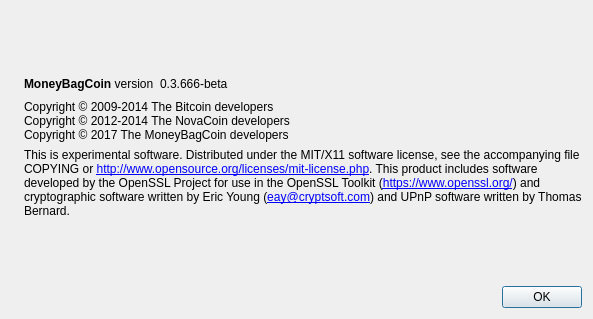
The window that src/qt/forms/aboutdialog.ui (MoneyBagCoin/MoneyBagCoin) describes before a commit, drawn with Qt 5.
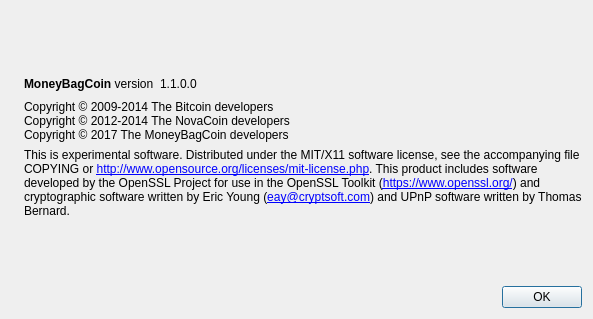
The same window after the commit. Icons and pictures are not drawn.

```diff
--- a/src/qt/forms/aboutdialog.ui
+++ b/src/qt/forms/aboutdialog.ui
@@ -63,7 +63,7 @@
           <cursorShape>IBeamCursor</cursorShape>
          </property>
          <property name="text">
-          <string notr="true">0.3.666-beta</string>
+          <string notr="true">1.1.0.0</string>
          </property>
          <property name="textInteractionFlags">
           <set>Qt::LinksAccessibleByMouse|Qt::TextSelectableByKeyboard|Qt::TextSelectableByMouse</set>
```
